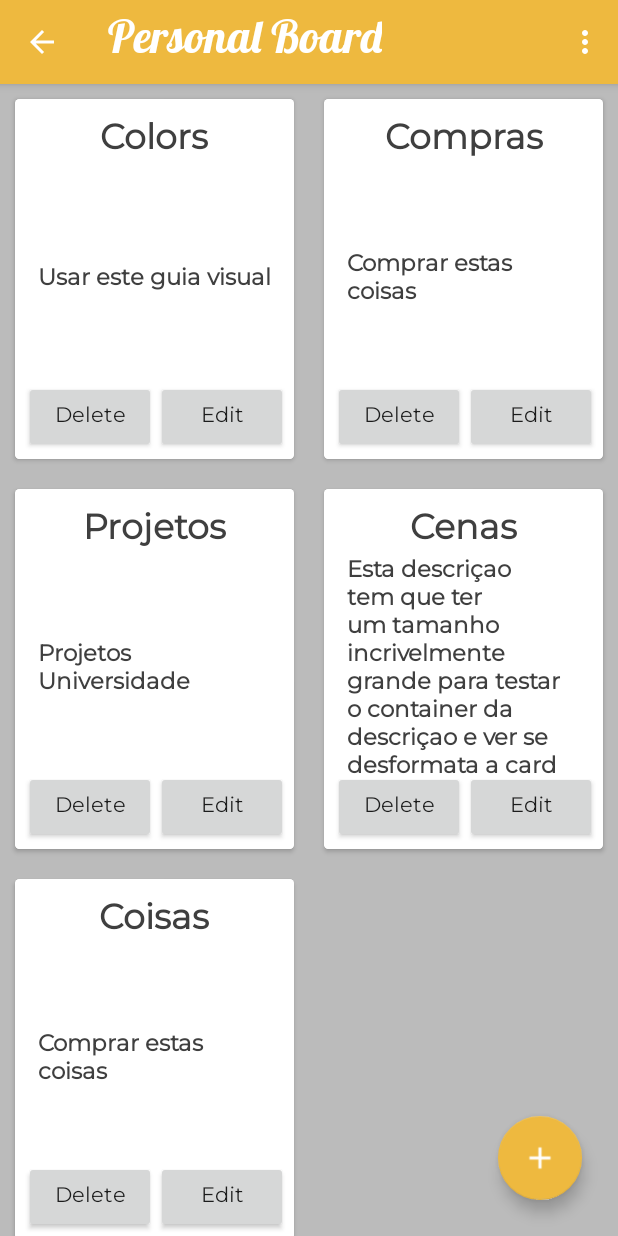
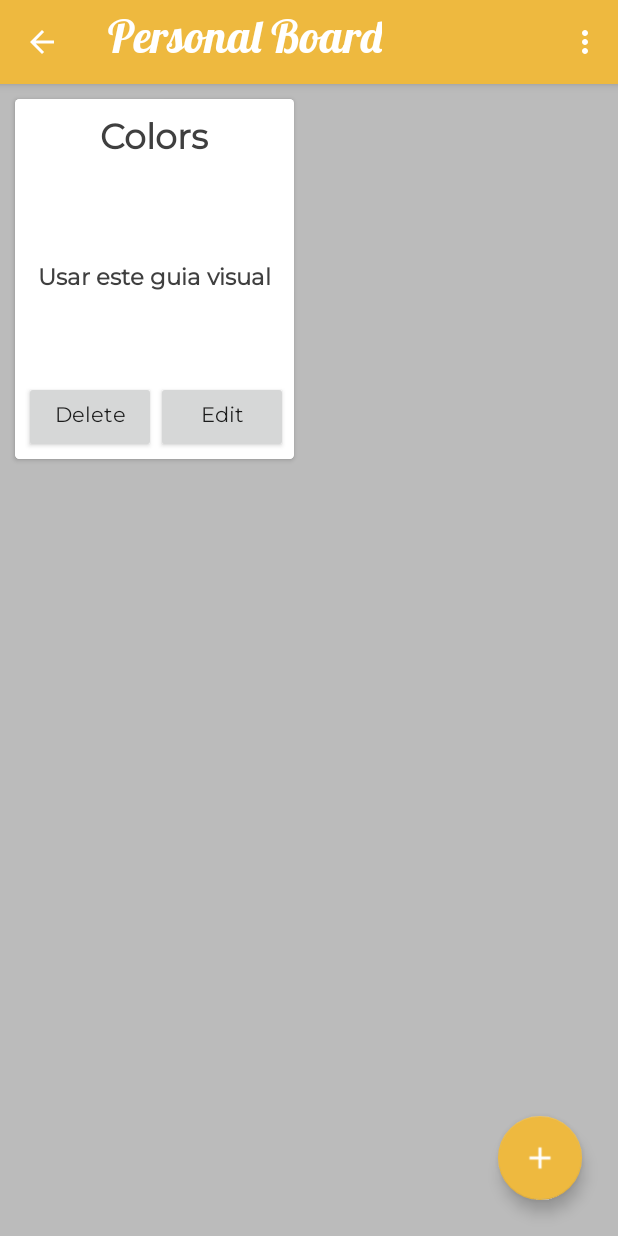
Before and after one commit to TomasCostaK/OrganizeIt, an Android app: the screen it shows after launch (Board), on a phone screen of 412 x 824 dp. Run offline under Robolectric (Android 15) with nearby library versions, the phone set to English and light mode, and no system bars.

Commit message:
Deleted all tasks

```diff
--- a/app/src/main/AndroidManifest.xml
+++ b/app/src/main/AndroidManifest.xml
@@ -22,11 +22,6 @@
         </activity>
         <activity android:name=".NewMainActivity"
             android:label="NewMainActivity">
-            <!--<intent-filter>
-                <action android:name="android.intent.action.MAIN" />
-
-                <category android:name="android.intent.category.LAUNCHER" />
-            </intent-filter> -->
         </activity>
         <activity
             android:name=".Task_Activity"
--- a/app/src/main/java/com/example/drawer/Board.java
+++ b/app/src/main/java/com/example/drawer/Board.java
@@ -36,10 +36,10 @@ public class Board extends AppCompatActivity {
 
         lstCards = new ArrayList<>();
         lstCards.add(new Card_Task("Colors", "Usar este guia visual","Amarelo e cinzento\nFont montserrat\nComida", R.drawable.mountain));
-        lstCards.add(new Card_Task("Compras", "Comprar estas coisas","atum\nmassa\nCenas", R.drawable.mountain));
+        /*lstCards.add(new Card_Task("Compras", "Comprar estas coisas","atum\nmassa\nCenas", R.drawable.mountain));
         lstCards.add(new Card_Task("Projetos", "Projetos Universidade","IHC\nBD", R.drawable.mountain));
         lstCards.add(new Card_Task("Cenas", "Esta descriçao tem que ter um tamanho incrivelmente grande para testar o container da descriçao e ver se desformata a card","Amarelo e cinzento\n Font montserrat\n Comida", R.drawable.mountain));
-        lstCards.add(new Card_Task("Coisas", "Comprar estas coisas","IHC\nBD", R.drawable.mountain));
+        lstCards.add(new Card_Task("Coisas", "Comprar estas coisas","IHC\nBD", R.drawable.mountain));*/
 
         RecyclerView myrv = (RecyclerView) findViewById(R.id.recyclercards);
         final Adapter_Tasks myAdapter = new Adapter_Tasks(this, lstCards);
--- a/app/src/main/res/layout/deleting_card.xml
+++ b/app/src/main/res/layout/deleting_card.xml
@@ -23,7 +23,7 @@
         android:fontFamily="@font/montserrat"
         android:text="Are you sure you want to delete this card?"
         android:textSize="20sp"
-        android:id="@+id/deletecardtext" />
+        android:id="@+id/deletecardtext"/>
 
     <LinearLayout
         android:layout_marginTop="30dp"
--- a/app/src/main/res/values/strings.xml
+++ b/app/src/main/res/values/strings.xml
@@ -1,5 +1,5 @@
 <resources>
-    <string name="app_name">Drawer</string>
+    <string name="app_name">OrganizeIt</string>
     <string name="open">Open</string>
     <string name="close">Close</string>
     <string name="favorite_boards">Favorite Boards</string>
```
